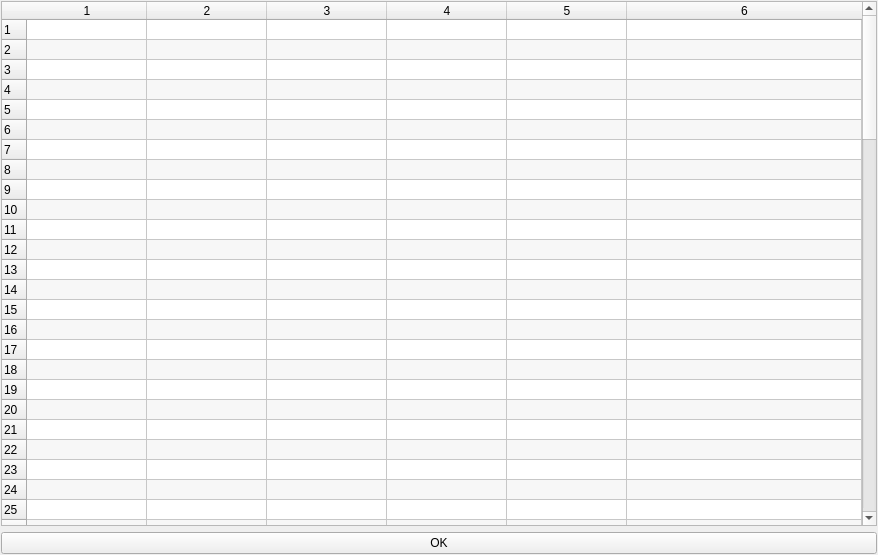
Qt form SEEL_Apps/utilityApps/templates/aboutDevice.ui (jithinbp/SEELablet-apps) before a commit.
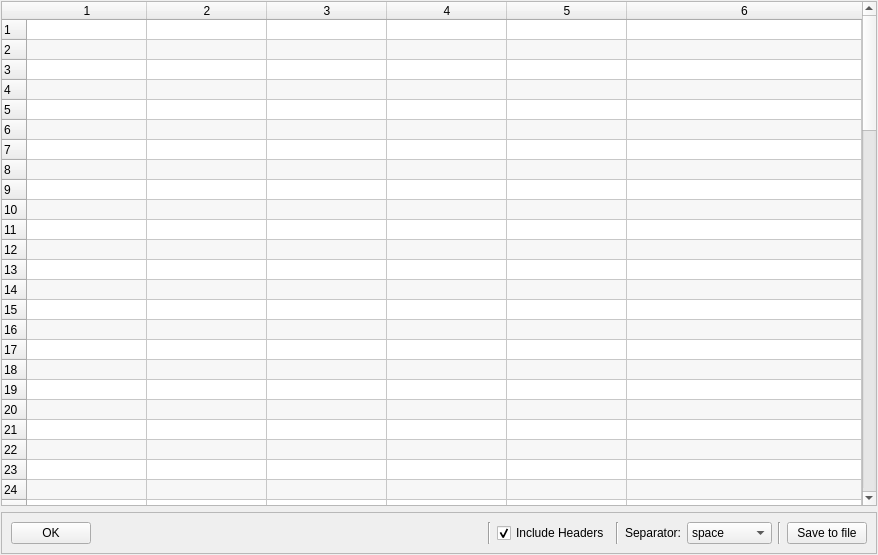
The same form after that commit.

Commit message: save button designed

What changed in the file:
```diff
--- a/SEEL_Apps/utilityApps/templates/aboutDevice.ui
+++ b/SEEL_Apps/utilityApps/templates/aboutDevice.ui
@@ -165,10 +165,105 @@
      </widget>
     </item>
     <item>
-     <widget class="QPushButton" name="pushButton">
-      <property name="text">
-       <string>OK</string>
+     <widget class="QFrame" name="frame">
+      <property name="frameShape">
+       <enum>QFrame::StyledPanel</enum>
       </property>
+      <property name="frameShadow">
+       <enum>QFrame::Raised</enum>
+      </property>
+      <layout class="QHBoxLayout" name="horizontalLayout">
+       <item>
+        <widget class="QPushButton" name="pushButton">
+         <property name="text">
+          <string>OK</string>
+         </property>
+        </widget>
+       </item>
+       <item>
+        <spacer name="horizontalSpacer">
+         <property name="orientation">
+          <enum>Qt::Horizontal</enum>
+         </property>
+         <property name="sizeHint" stdset="0">
+          <size>
+           <width>40</width>
+           <height>20</height>
+          </size>
+         </property>
+        </spacer>
+       </item>
+       <item>
+        <widget class="Line" name="line_3">
+         <property name="orientation">
+          <enum>Qt::Vertical</enum>
+         </property>
+        </widget>
+       </item>
+       <item>
+        <widget class="QCheckBox" name="headerBox">
+         <property name="text">
+          <string>Include Headers</string>
+         </property>
+         <property name="checked">
+          <bool>true</bool>
+         </property>
+        </widget>
+       </item>
+       <item>
+        <widget class="Line" name="line_2">
+         <property name="orientation">
+          <enum>Qt::Vertical</enum>
+         </property>
+        </widget>
+       </item>
+       <item>
+        <widget class="QLabel" name="label">
+         <property name="text">
+          <string>Separator:</string>
+         </property>
+        </widget>
+       </item>
+       <item>
+        <widget class="QComboBox" name="delims">
+         <property name="maximumSize">
+          <size>
+           <width>200</width>
+           <height>16777215</height>
+          </size>
+         </property>
+         <item>
+          <property name="text">
+           <string>space</string>
+          </property>
+         </item>
+         <item>
+          <property name="text">
+           <string>comma</string>
+          </property>
+         </item>
+         <item>
+          <property name="text">
+           <string>semicolon</string>
+          </property>
+         </item>
+        </widget>
+       </item>
+       <item>
+        <widget class="Line" name="line">
+         <property name="orientation">
+          <enum>Qt::Vertical</enum>
+         </property>
+        </widget>
+       </item>
+       <item>
+        <widget class="QPushButton" name="pushButton_2">
+         <property name="text">
+          <string>Save to file</string>
+         </property>
+        </widget>
+       </item>
+      </layout>
      </widget>
     </item>
    </layout>
```
Left out of the diff: 23 changed lines with no effect on the pictures. The commit also changes 5 other files.
